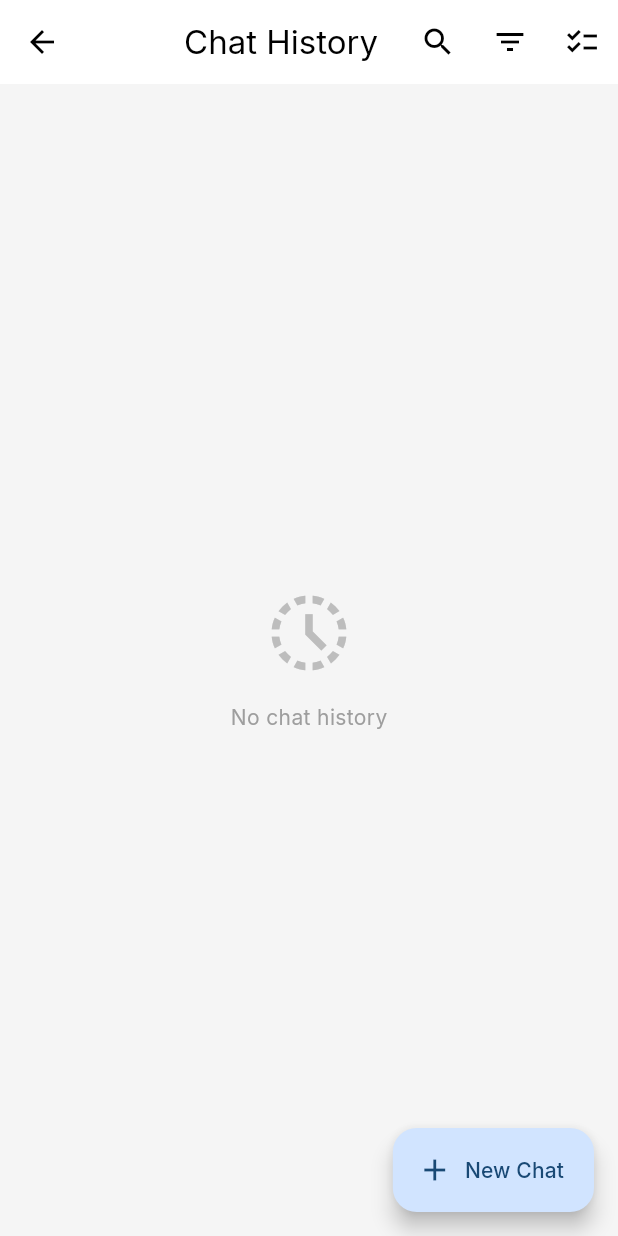
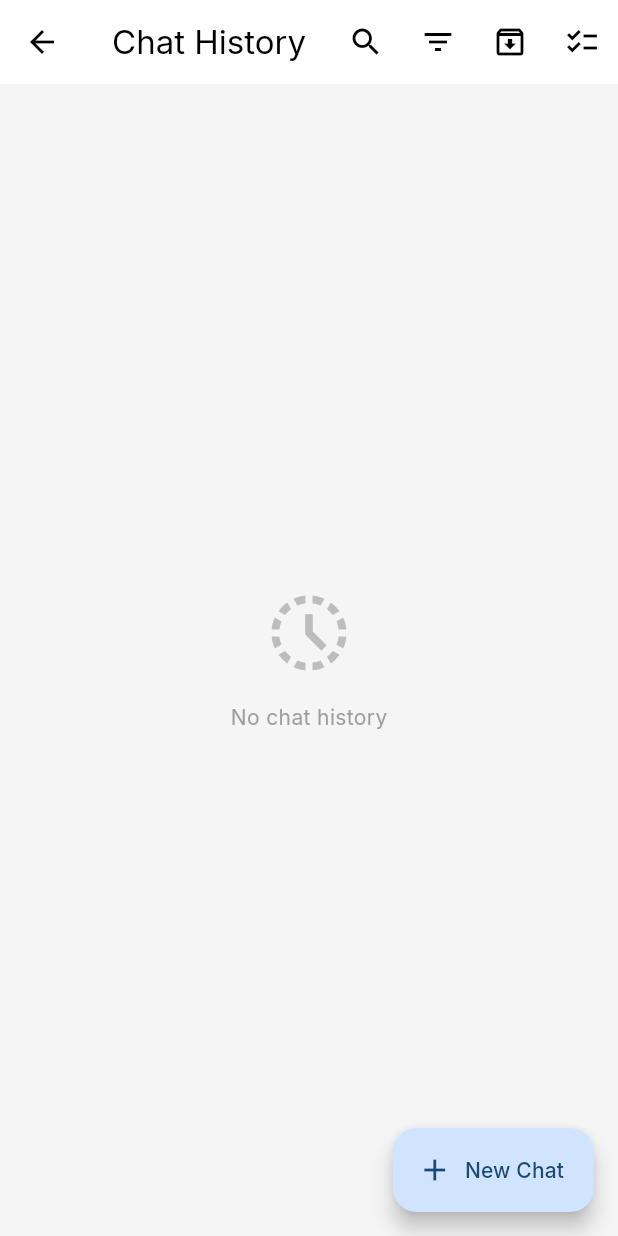
Before and after one commit to PocketLLM/pocketllm-lite, a Flutter app: the ChatHistoryScreen screen opened directly, on a phone screen of 412 x 824 dp. Run offline on Flutter 3.47's test engine with Material 3 defaults, Android fonts, the phone set to English and light mode, and no system bars; our stand-ins replace connectivity_plus, file_picker, flutter_colorpicker, flutter_markdown, flutter_native_splash, flutter_riverpod and 8 more; accounts and stored records are empty; network calls fail.

Commit message:
feat: Implement Archived Chats feature
- Added `archived_chats` key to `AppConstants`
- Updated `StorageService` to handle `isArchived`, `toggleArchive`, and `getArchivedChatIds`
- Updated `ChatHistoryScreen` to filter out archived chats and add an entry point to `ArchivedChatsScreen`
- Created `ArchivedChatsScreen` to list, unarchive, and delete archived chats
- Added 'Archive' option to chat context menu
- Added `setState` and awaited navigation to ensure UI reactivity upon archive/unarchive actions

```diff
--- a/lib/core/constants/app_constants.dart
+++ b/lib/core/constants/app_constants.dart
@@ -20,6 +20,7 @@ class AppConstants {
   static const String bubbleRadiusKey = 'bubble_radius';
   static const String fontSizeKey = 'font_size';
   static const String pinnedChatsKey = 'pinned_chats';
+  static const String archivedChatsKey = 'archived_chats';
 
   // Model Settings
   static const String modelSettingsPrefixKey = 'model_settings_';
--- a/lib/features/chat/presentation/screens/chat_history_screen.dart
+++ b/lib/features/chat/presentation/screens/chat_history_screen.dart
@@ -10,6 +10,7 @@ import '../../../../services/ad_service.dart';
 import '../../../../services/usage_limits_provider.dart';
 import '../../domain/models/chat_session.dart';
 import '../providers/chat_provider.dart';
+import 'archived_chats_screen.dart';
 
 class ChatHistoryScreen extends ConsumerStatefulWidget {
   const ChatHistoryScreen({super.key});
@@ -242,6 +243,18 @@ class _ChatHistoryScreenState extends ConsumerState<ChatHistoryScreen> {
                     onPressed: () => _showFilterDialog(storage),
                   ),
                   IconButton(
+                    icon: const Icon(Icons.archive_outlined),
+                    tooltip: 'Archived Chats',
+                    onPressed: () async {
+                      HapticFeedback.lightImpact();
+                      // Wait for return to refresh list (in case items unarchived)
+                      await Navigator.of(context).push(
+                         MaterialPageRoute(builder: (context) => const ArchivedChatsScreen()),
+                      );
+                      if (mounted) setState(() {});
+                    },
+                  ),
+                  IconButton(
                     icon: const Icon(Icons.checklist),
                     tooltip: 'Manage Chats',
                     onPressed: () {
@@ -394,6 +407,9 @@ class _ChatHistoryScreenState extends ConsumerState<ChatHistoryScreen> {
 
                 if (!isFiltering) {
                   for (var session in sessions) {
+                    if (storage.isArchived(session.id)) {
+                      continue; // Skip archived chats in main history
+                    }
                     if (storage.isPinned(session.id)) {
                       pinnedSessions.add(session);
                     } else {
@@ -403,8 +419,46 @@ class _ChatHistoryScreenState extends ConsumerState<ChatHistoryScreen> {
                   // Sort recent sessions by date just in case
                   // (Assuming sessions are already sorted by date from storageService)
                 } else {
-                  // If filtering, just show the filtered list
-                  recentSessions = sessions;
+                  // If filtering, still exclude archived?
+                  // Usually search searches everything, but Archive is meant to be hidden.
+                  // Let's hide archived unless explicitly searching in Archive screen.
+                  // Or should search find archived items?
+                  // Standard behavior: Archive hides from main list. Search might find them.
+                  // For now, let's exclude them to keep "Archive" meaning "Hidden".
+                  // OR include them but mark as archived?
+                  // Let's exclude for consistency.
+                  recentSessions = sessions.where((s) => !storage.isArchived(s.id)).toList();
+                }
+
+                if (!isFiltering && pinnedSessions.isEmpty && recentSessions.isEmpty) {
+                   return Center(
+                    child: Column(
+                      mainAxisAlignment: MainAxisAlignment.center,
+                      children: [
+                        Icon(
+                          Icons.history_toggle_off,
+                          size: 60,
+                          color: Colors.grey[400],
+                        ),
+                        const SizedBox(height: 16),
+                        const Text(
+                          'No active chats',
+                          style: TextStyle(color: Colors.grey),
+                        ),
+                        const SizedBox(height: 8),
+                         TextButton.icon(
+                          onPressed: () async {
+                             await Navigator.of(context).push(
+                               MaterialPageRoute(builder: (context) => const ArchivedChatsScreen()),
+                            );
+                            if (mounted) setState(() {});
+                          },
+                          icon: const Icon(Icons.archive_outlined),
+                          label: const Text('View Archived'),
+                        ),
+                      ],
+                    ),
+                  );
                 }
 
                 return ListView(
@@ -616,6 +670,20 @@ class _ChatHistoryScreenState extends ConsumerState<ChatHistoryScreen> {
                 if (mounted) {
                    ScaffoldMessenger.of(context).showSnackBar(
                      SnackBar(content: Text(isPinned ? 'Chat unpinned' : 'Chat pinned')),
+                   );
+                }
+              },
+            ),
+            ListTile(
+              leading: const Icon(Icons.archive_outlined),
+              title: const Text('Archive Chat'),
+              onTap: () async {
+                Navigator.pop(context);
+                await storage.toggleArchive(session.id);
+                setState(() {});
+                if (mounted) {
+                   ScaffoldMessenger.of(context).showSnackBar(
+                     const SnackBar(content: Text('Chat archived')),
                    );
                 }
               },
```
Also changed, not shown: lib/features/chat/presentation/screens/archived_chats_screen.dart (added, +222 -0 lines), lib/services/storage_service.dart (+31 -2 lines).
